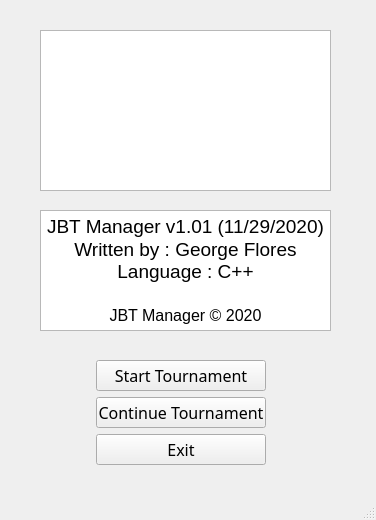
Before: the Qt Designer form mainwindow.ui in GFlores17/JackboxT.O.-GUI-Version, drawn with Qt 5.
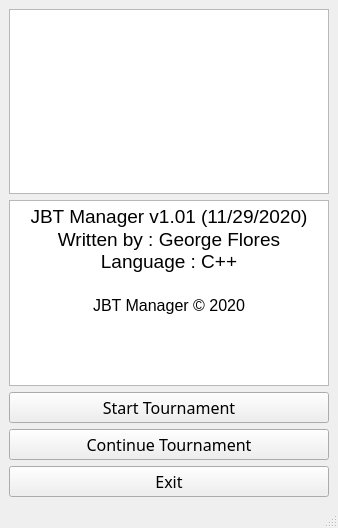
After: the same form once the commit is applied. Icons and pictures are not drawn.

What changed in the file:
```diff
--- a/mainwindow.ui
+++ b/mainwindow.ui
@@ -6,23 +6,27 @@
    <rect>
     <x>0</x>
     <y>0</y>
-    <width>376</width>
-    <height>520</height>
+    <width>338</width>
+    <height>528</height>
    </rect>
   </property>
   <property name="windowTitle">
    <string>MainWindow</string>
   </property>
   <widget class="QWidget" name="centralwidget">
+   <property name="layoutDirection">
+    <enum>Qt::LeftToRight</enum>
+   </property>
+   <layout class="QVBoxLayout" name="verticalLayout">
+    <item>
+     <widget class="QTextEdit" name="textEdit">
+      <property name="styleSheet">
+       <string notr="true">background-image: url(:/new/prefix1/Rylan Smaller.jpg);</string>
+      </property>
+     </widget>
+    </item>
+    <item>
    <widget class="QTextBrowser" name="textBrowser">
-    <property name="geometry">
-     <rect>
-      <x>40</x>
-      <y>210</y>
-      <width>291</width>
-      <height>121</height>
-     </rect>
-    </property>
     <property name="html">
      <string>&lt;!DOCTYPE HTML PUBLIC &quot;-//W3C//DTD HTML 4.0//EN&quot; &quot;http://www.w3.org/TR/REC-html40/strict.dtd&quot;&gt;
 &lt;html&gt;&lt;head&gt;&lt;meta name=&quot;qrichtext&quot; content=&quot;1&quot; /&gt;&lt;style type=&quot;text/css&quot;&gt;
@@ -34,30 +38,8 @@
 &lt;p align=&quot;center&quot; style=&quot; margin-top:0px; margin-bottom:0px; margin-left:0px; margin-right:0px; -qt-block-indent:0; text-indent:0px;&quot;&gt;&lt;span style=&quot; font-size:12pt;&quot;&gt;JBT Manager © 2020&lt;/span&gt;&lt;/p&gt;&lt;/body&gt;&lt;/html&gt;</string>
     </property>
    </widget>
-   <widget class="QWidget" name="formLayoutWidget">
-    <property name="geometry">
-     <rect>
-      <x>90</x>
-      <y>360</y>
-      <width>176</width>
-      <height>118</height>
-     </rect>
-    </property>
-    <layout class="QFormLayout" name="formLayout_2">
-     <item row="2" column="1">
-      <widget class="QPushButton" name="exitButton">
-       <property name="font">
-        <font>
-         <family>Bahnschrift SemiLight</family>
-         <pointsize>12</pointsize>
-        </font>
-       </property>
-       <property name="text">
-        <string>Exit</string>
-       </property>
-      </widget>
-     </item>
-     <item row="0" column="1">
+    </item>
+    <item>
       <widget class="QPushButton" name="startTournamentButton">
        <property name="font">
         <font>
@@ -70,7 +52,7 @@
        </property>
       </widget>
      </item>
-     <item row="1" column="1">
+    <item>
       <widget class="QPushButton" name="continueTournamentButton">
        <property name="font">
         <font>
@@ -83,22 +65,21 @@
        </property>
       </widget>
      </item>
-    </layout>
-   </widget>
-   <widget class="QTextEdit" name="textEdit">
-    <property name="geometry">
-     <rect>
-      <x>40</x>
-      <y>30</y>
-      <width>291</width>
-      <height>161</height>
-     </rect>
-    </property>
-    <property name="styleSheet">
-     <string notr="true">background-image: url(:/new/prefix1/Rylan Smaller.jpg);</string>
-    </property>
-   </widget>
-  </widget>
+    <item>
+     <widget class="QPushButton" name="exitButton">
+      <property name="font">
+       <font>
+        <family>Bahnschrift SemiLight</family>
+        <pointsize>12</pointsize>
+       </font>
+      </property>
+      <property name="text">
+       <string>Exit</string>
+      </property>
+     </widget>
+    </item>
+   </layout>
+  </widget>
   <widget class="QMenuBar" name="menubar">
    <property name="geometry">
     <rect>
```
Left out of the diff: 2 changed lines with no effect on the pictures. Lines whose indentation alone changed are shown as unchanged.
